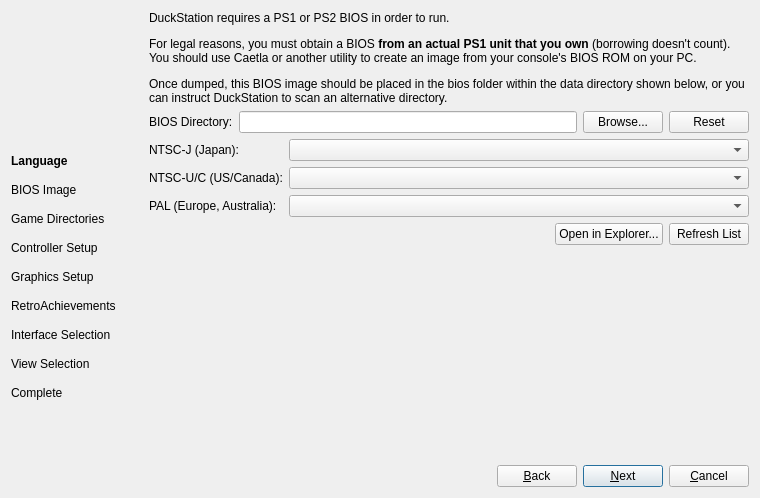
Old version of the form src/duckstation-qt/setupwizarddialog.ui in the repository stenzek/duckstation.
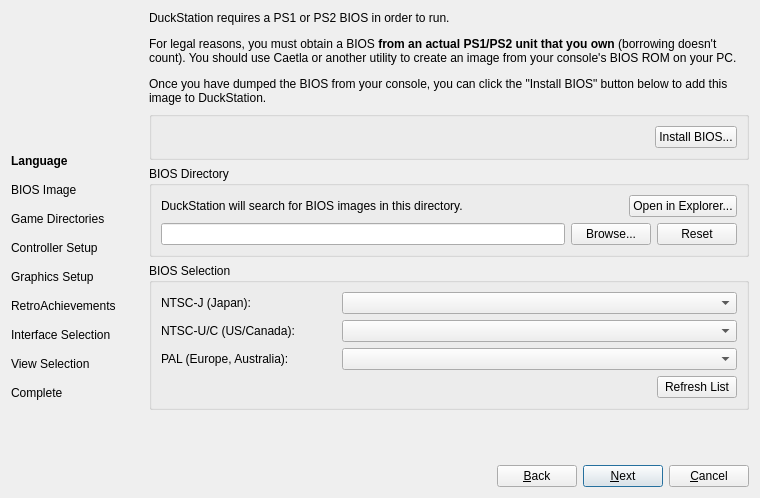
New version of the form. The open tabs and pages were chosen to show the change. Icons and pictures are not drawn. Custom widgets are drawn as their Qt base class.

The edit to the form file:
```diff
--- a/src/duckstation-qt/setupwizarddialog.ui
+++ b/src/duckstation-qt/setupwizarddialog.ui
@@ -314,7 +314,7 @@
        <item>
         <widget class="QLabel" name="biosDescription">
          <property name="text">
-          <string>&lt;html&gt;&lt;head/&gt;&lt;body&gt;&lt;p&gt;DuckStation requires a PS1 or PS2 BIOS in order to run.&lt;/p&gt;&lt;p&gt;For legal reasons, you must obtain a BIOS &lt;span style=&quot; font-weight:700;&quot;&gt;from an actual PS1 unit that you own&lt;/span&gt; (borrowing doesn't count). You should use Caetla or another utility to create an image from your console's BIOS ROM on your PC.&lt;/p&gt;&lt;p&gt;Once dumped, this BIOS image should be placed in the bios folder within the data directory shown below, or you can instruct DuckStation to scan an alternative directory.&lt;/p&gt;&lt;/body&gt;&lt;/html&gt;</string>
+          <string>&lt;html&gt;&lt;head/&gt;&lt;body&gt;&lt;p&gt;DuckStation requires a PS1 or PS2 BIOS in order to run.&lt;/p&gt;&lt;p&gt;For legal reasons, you must obtain a BIOS &lt;span style=&quot; font-weight:700;&quot;&gt;from an actual PS1/PS2 unit that you own&lt;/span&gt; (borrowing doesn't count). You should use Caetla or another utility to create an image from your console's BIOS ROM on your PC.&lt;/p&gt;&lt;p&gt;Once you have dumped the BIOS from your console, you can click the &amp;quot;Install BIOS&amp;quot; button below to add this image to DuckStation.&lt;/p&gt;&lt;/body&gt;&lt;/html&gt;</string>
          </property>
          <property name="alignment">
           <set>Qt::AlignmentFlag::AlignLeading|Qt::AlignmentFlag::AlignLeft|Qt::AlignmentFlag::AlignTop</set>
@@ -325,14 +325,61 @@
         </widget>
        </item>
        <item>
-        <layout class="QHBoxLayout" name="biosDirectoryLayout">
+        <widget class="QGroupBox" name="groupBox">
+         <layout class="QHBoxLayout" name="horizontalLayout_2" stretch="0,1,0">
          <item>
-          <widget class="QLabel" name="biosDirectoryLabel">
+           <widget class="QLabel" name="biosSummaryIcon"/>
+          </item>
+          <item>
+           <widget class="QLabel" name="biosSummary"/>
+          </item>
+          <item>
+           <widget class="QPushButton" name="installBios">
            <property name="text">
-            <string>BIOS Directory:</string>
-           </property>
-          </widget>
-         </item>
+             <string>Install BIOS...</string>
+            </property>
+            <property name="icon">
+             <iconset resource="resources/duckstation-qt.qrc">
+              <normaloff>:/icons/monochrome/svg/file-add-line.svg</normaloff>:/icons/monochrome/svg/file-add-line.svg</iconset>
+            </property>
+           </widget>
+          </item>
+         </layout>
+        </widget>
+       </item>
+       <item>
+        <widget class="CollapsibleWidget" name="biosDirectoryGroupBox">
+         <property name="title">
+          <string>BIOS Directory</string>
+         </property>
+         <layout class="QGridLayout" name="gridLayout_2">
+          <item row="0" column="0">
+           <layout class="QHBoxLayout" name="horizontalLayout_3" stretch="1,0">
+            <item>
+             <widget class="QLabel" name="directoryGroupBoxLabel">
+              <property name="text">
+               <string>DuckStation will search for BIOS images in this directory.</string>
+              </property>
+              <property name="wordWrap">
+               <bool>true</bool>
+              </property>
+             </widget>
+            </item>
+            <item>
+             <widget class="QPushButton" name="openBiosSearchDirectory">
+              <property name="text">
+               <string>Open in Explorer...</string>
+              </property>
+              <property name="icon">
+               <iconset resource="resources/duckstation-qt.qrc">
+                <normaloff>:/icons/monochrome/svg/open-folder-line.svg</normaloff>:/icons/monochrome/svg/open-folder-line.svg</iconset>
+              </property>
+             </widget>
+            </item>
+           </layout>
+          </item>
+          <item row="1" column="0">
+           <layout class="QHBoxLayout" name="horizontalLayout_4">
          <item>
           <widget class="QLineEdit" name="biosSearchDirectory"/>
          </item>
@@ -360,8 +407,15 @@
          </item>
         </layout>
        </item>
+         </layout>
+        </widget>
+       </item>
        <item>
-        <layout class="QGridLayout" name="biosImagesLayout" columnstretch="0,1">
+        <widget class="CollapsibleWidget" name="biosSelectionBox">
+         <property name="title">
+          <string>BIOS Selection</string>
+         </property>
+         <layout class="QGridLayout" name="gridLayout" columnminimumwidth="175,0">
          <item row="0" column="0">
           <widget class="QLabel" name="imageNTSCJLabel">
            <property name="text">
@@ -413,10 +467,8 @@
            </property>
           </widget>
          </item>
-        </layout>
-       </item>
-       <item>
-        <layout class="QHBoxLayout" name="biosButtonsLayout">
+          <item row="3" column="0" colspan="2">
+           <layout class="QHBoxLayout" name="biosSelectionActionLayout" stretch="1,0">
          <item>
           <spacer name="biosButtonsSpacer">
            <property name="orientation">
@@ -430,17 +482,6 @@
            </property>
           </spacer>
          </item>
-         <item>
-          <widget class="QPushButton" name="openBiosSearchDirectory">
-           <property name="text">
-            <string>Open in Explorer...</string>
-           </property>
-           <property name="icon">
-            <iconset resource="resources/duckstation-qt.qrc">
-             <normaloff>:/icons/monochrome/svg/open-folder-line.svg</normaloff>:/icons/monochrome/svg/open-folder-line.svg</iconset>
-           </property>
-          </widget>
-         </item>
          <item>
           <widget class="QPushButton" name="refreshBiosList">
            <property name="text">
@@ -454,6 +495,9 @@
          </item>
         </layout>
        </item>
+         </layout>
+        </widget>
+       </item>
        <item>
         <spacer name="biosPageSpacer">
          <property name="orientation">
@@ -1498,6 +1542,12 @@
    <extends>QPushButton</extends>
    <header>inputbindingwidgets.h</header>
   </customwidget>
+  <customwidget>
+   <class>CollapsibleWidget</class>
+   <extends>QGroupBox</extends>
+   <header>collapsiblewidget.h</header>
+   <container>1</container>
+  </customwidget>
  </customwidgets>
  <resources>
   <include location="resources/duckstation-qt.qrc"/>
```
Left out of the diff: 2 changed lines with no effect on the pictures. Lines whose indentation alone changed are shown as unchanged.
